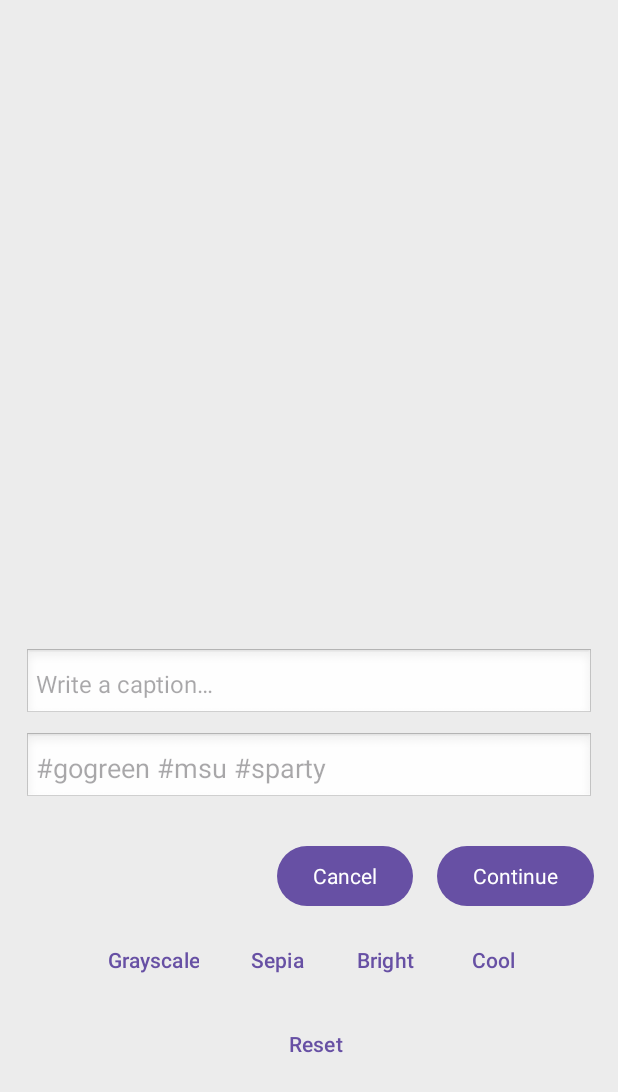
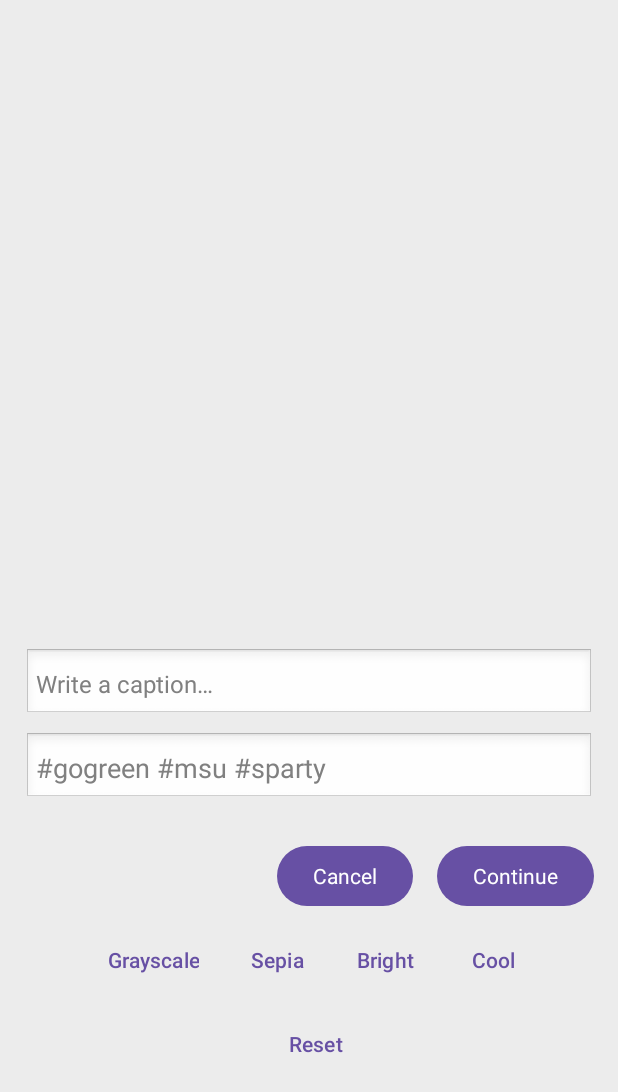
Before and after one commit to Unimeme/Unimeme, an Android app: the PostPreviewActivity screen opened directly, with no data from a screen before it, on a phone screen of 412 x 824 dp. Shown: the top 1092 px of the screen. Run offline under Robolectric (Android 15) with nearby library versions, the phone set to English and light mode, and no system bars; 1 statement that could not run was skipped.

Commit message:
Increased visibility

```diff
--- a/CSE476Assignment3_base/app/src/main/res/layout/activity_comments.xml
+++ b/CSE476Assignment3_base/app/src/main/res/layout/activity_comments.xml
@@ -43,7 +43,8 @@
             android:hint="Add a comment..."
             android:inputType="textCapSentences"
             android:maxLines="4"
-            android:autofillHints="Type a comment" />
+            android:autofillHints="Type a comment"
+            android:textColorHint="@color/hint_grey" />
 
         <Button
             android:id="@+id/btnPostComment"
--- a/CSE476Assignment3_base/app/src/main/res/layout/activity_main.xml
+++ b/CSE476Assignment3_base/app/src/main/res/layout/activity_main.xml
@@ -34,7 +34,8 @@
             android:background="@android:drawable/edit_text"
             android:layout_width="match_parent"
             android:layout_height="wrap_content"
-            android:layout_marginBottom="16dp" />
+            android:layout_marginBottom="16dp"
+            android:textColorHint="@color/hint_grey" />
 
         <!-- Password -->
         <EditText
@@ -46,7 +47,8 @@
             android:background="@android:drawable/edit_text"
             android:layout_width="match_parent"
             android:layout_height="wrap_content"
-            android:layout_marginBottom="24dp" />
+            android:layout_marginBottom="24dp"
+            android:textColorHint="@color/hint_grey" />
 
         <!-- Login Button -->
         <Button
--- a/CSE476Assignment3_base/app/src/main/res/layout/activity_post_preview.xml
+++ b/CSE476Assignment3_base/app/src/main/res/layout/activity_post_preview.xml
@@ -25,7 +25,8 @@
         android:background="@android:drawable/edit_text"
         android:textSize="16sp"
         android:maxLength="256"
-        android:inputType="textCapSentences"/>
+        android:inputType="textCapSentences"
+        android:textColorHint="@color/hint_grey" />
 
     <EditText
         android:id="@+id/hashtagInput"
@@ -36,7 +37,8 @@
         android:hint="#gogreen #msu #sparty"
         android:inputType="text"
         android:padding="8dp"
-        android:autofillHints="" />
+        android:autofillHints=""
+        android:textColorHint="@color/hint_grey" />
 
 
     <LinearLayout
--- a/CSE476Assignment3_base/app/src/main/res/layout/activity_preferences.xml
+++ b/CSE476Assignment3_base/app/src/main/res/layout/activity_preferences.xml
@@ -49,7 +49,8 @@
         android:padding="12dp"
         app:layout_constraintEnd_toEndOf="parent"
         app:layout_constraintStart_toStartOf="parent"
-        app:layout_constraintTop_toBottomOf="@id/textViewBioLabel" />
+        app:layout_constraintTop_toBottomOf="@id/textViewBioLabel"
+        android:textColorHint="@color/hint_grey" />
 
     <androidx.appcompat.widget.SwitchCompat
         android:id="@+id/switchLocationTracking"
--- a/CSE476Assignment3_base/app/src/main/res/values/colors.xml
+++ b/CSE476Assignment3_base/app/src/main/res/values/colors.xml
@@ -5,5 +5,8 @@
     <color name="app_background">#ECECEC</color>
     <color name="post_primary_text_color">#FF000000</color> <!-- Black -->
     <color name="post_secondary_text_color">#FF616161</color> <!-- Dark Gray -->
+    <!-- The new color for all hint text in EditText fields -->
+    <color name="hint_grey">#808080</color>
+
 
 </resources>
```
